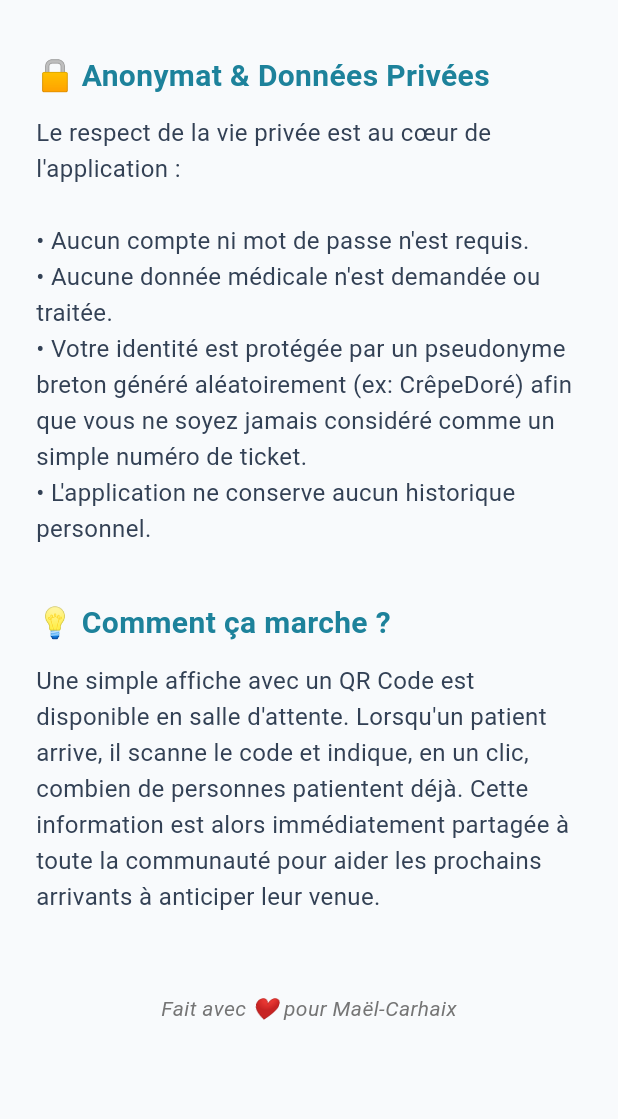
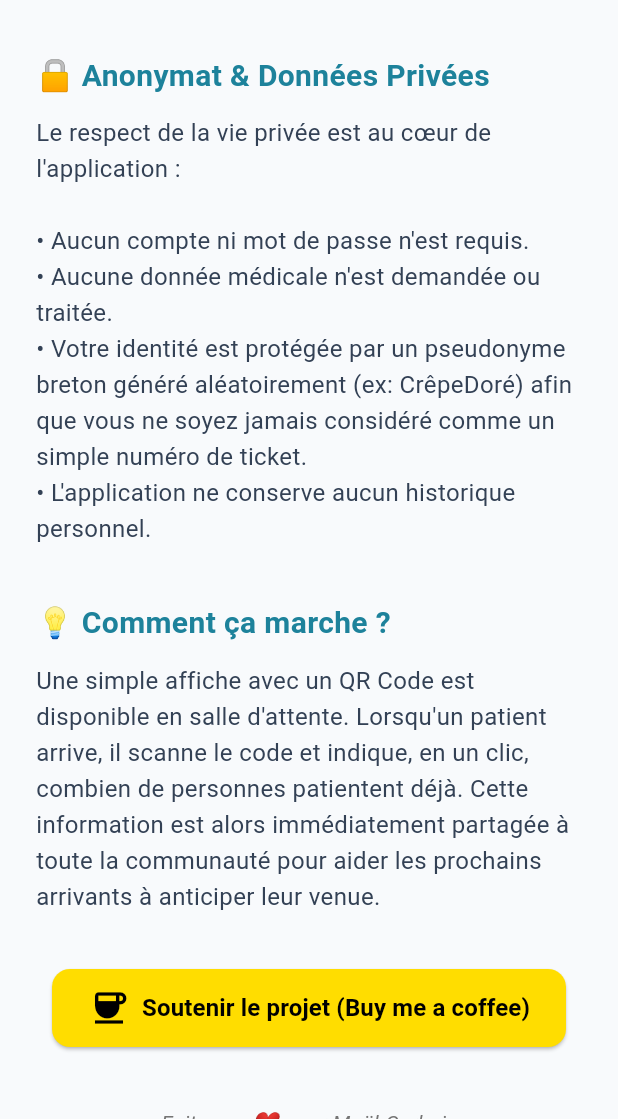
Before and after one commit to malo22110/doc-mael, a Flutter app: the AboutView screen opened by its route, scrolled down 564 dp, on a phone screen of 412 x 824 dp, the part 117-1236 px from its top. Run offline on Flutter 3.47's test engine with Material 3 defaults, Android fonts, the phone set to English and light mode, and no system bars; our stand-ins replace cloud_firestore, firebase_analytics, firebase_core, flutter_svg, go_router, shared_preferences; accounts and stored records are empty.

Commit message:
feat: add url_launcher and Buy Me a Coffee donation button on About page

```diff
--- a/lib/views/about_view.dart
+++ b/lib/views/about_view.dart
@@ -1,5 +1,6 @@
 import 'package:flutter/material.dart';
 import 'package:go_router/go_router.dart';
+import 'package:url_launcher/url_launcher.dart';
 
 class AboutView extends StatelessWidget {
   const AboutView({super.key});
@@ -54,6 +55,30 @@ class AboutView extends StatelessWidget {
               "Cette information est alors immédiatement partagée à toute la communauté pour aider les prochains arrivants à anticiper leur venue.",
             ),
 
+            const SizedBox(height: 24),
+            Center(
+              child: ElevatedButton.icon(
+                onPressed: () async {
+                  final url = Uri.parse('https://www.buymeacoffee.com/malo22110'); // Remplacez par le bon lien
+                  if (await canLaunchUrl(url)) {
+                    await launchUrl(url, mode: LaunchMode.externalApplication);
+                  }
+                },
+                style: ElevatedButton.styleFrom(
+                  backgroundColor: const Color(0xFFFFDD00),
+                  foregroundColor: Colors.black,
+                  padding: const EdgeInsets.symmetric(horizontal: 24, vertical: 12),
+                  shape: RoundedRectangleBorder(
+                    borderRadius: BorderRadius.circular(12),
+                  ),
+                ),
+                icon: const Icon(Icons.coffee, size: 28),
+                label: const Text(
+                  "Soutenir le projet (Buy me a coffee)",
+                  style: TextStyle(fontSize: 16, fontWeight: FontWeight.bold),
+                ),
+              ),
+            ),
             const SizedBox(height: 40),
             Center(
               child: Text(
--- a/pubspec.yaml
+++ b/pubspec.yaml
@@ -15,6 +15,7 @@ dependencies:
   flutter_svg: ^2.3.0
   go_router: ^17.5.0
   shared_preferences: ^2.5.5
+  url_launcher: ^6.3.2
 
 dev_dependencies:
   flutter_test:
```
Also changed, not shown: pubspec.lock, 5 other files.
